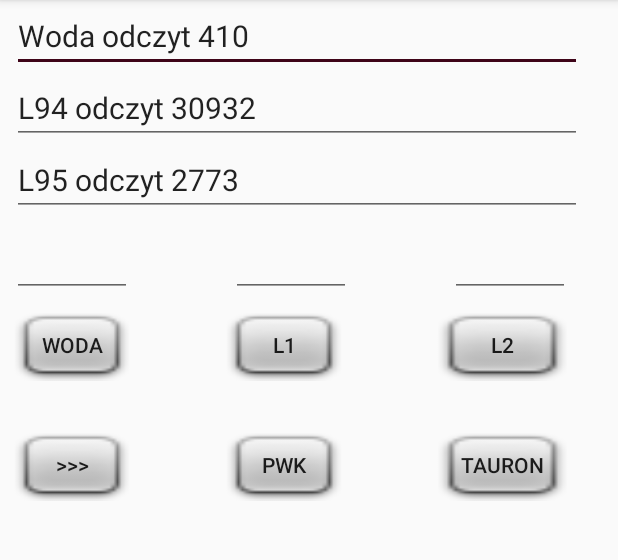
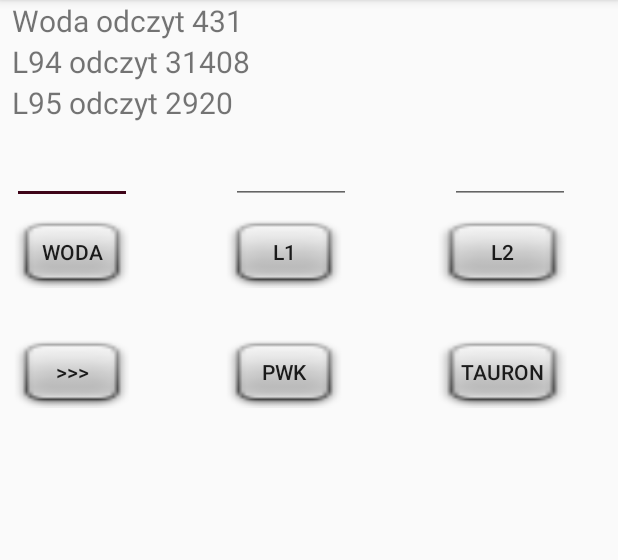
Before and after one commit to zszurman/licznikizs, an Android app: the screen it shows after launch (MainActivity), on a phone screen of 412 x 824 dp, the part 84-644 px from its top. Run offline under Robolectric (Android 15) with nearby library versions, the phone set to English and light mode, and no system bars.

Commit message:
marzec 2019

```diff
--- a/app/src/main/AndroidManifest.xml
+++ b/app/src/main/AndroidManifest.xml
@@ -11,7 +11,8 @@
         android:supportsRtl="true"
         android:theme="@style/AppTheme"
         tools:ignore="GoogleAppIndexingWarning">
-        <activity android:name=".MainActivity">
+        <activity android:name=".MainActivity"
+            android:configChanges="keyboardHidden|orientation|screenSize">
             <intent-filter>
                 <action android:name="android.intent.action.MAIN" />
                 <category android:name="android.intent.category.LAUNCHER" />
--- a/app/src/main/java/com/apress/gerber/liczniki/MainActivity.java
+++ b/app/src/main/java/com/apress/gerber/liczniki/MainActivity.java
@@ -12,19 +12,19 @@ public class MainActivity extends AppCompatActivity {
 
 
     private int stanLW = 1;
-    private int bazaLW = 410;
+    private int bazaLW = 431;
     private double abW = (10.04 + 3.23)*1.08; // woda opłaty stałe
-    private int doW = 8;
+    private int doW = 5;
 
     private int stanL94 = 1;
-    private int bazaL94 = 30932;
-    private double ab94 = (4.34 + 6.50 + 0.38 + 6.49 + 6) * 1.23; // L94 opłaty stałe
+    private int bazaL94 = 31408;
+    private double ab94 = (6.49 + 6 + 4.34 + 0.33 + 0.38) * 1.23; // L94 opłaty stałe
     private int do94 = 5;
     private String n94 = "L94";
 
     private int stanL95 = 1;
-    private int bazaL95 = 2773;
-    private double ab95 = (7 + 6.50 + 0.38 + 6.49 + 6) * 1.23; // L95 opłaty stałe
+    private int bazaL95 = 2920;
+    private double ab95 = (6.49 + 6 + 7 + 0.33 + 0.38) * 1.23; // L95 opłaty stałe
     private int do95 = 5;
     private String n95 = "L95";
     // ceny jednostkowe podać w abstract class Suma
--- a/app/src/main/res/layout/activity_main.xml
+++ b/app/src/main/res/layout/activity_main.xml
@@ -6,7 +6,7 @@
     android:layout_height="match_parent"
     tools:context=".MainActivity">
 
-    <EditText
+    <TextView
         android:id="@+id/editText3"
         android:layout_width="0dp"
         android:layout_height="wrap_content"
@@ -19,7 +19,7 @@
         app:layout_constraintStart_toStartOf="parent"
         app:layout_constraintTop_toTopOf="parent" />
 
-    <EditText
+    <TextView
         android:id="@+id/editText4"
         android:layout_width="0dp"
         android:layout_height="wrap_content"
@@ -32,7 +32,7 @@
         app:layout_constraintStart_toStartOf="parent"
         app:layout_constraintTop_toBottomOf="@+id/editText3" />
 
-    <EditText
+    <TextView
         android:id="@+id/editText5"
         android:layout_width="0dp"
         android:layout_height="wrap_content"
--- a/build.gradle
+++ b/build.gradle
@@ -7,7 +7,7 @@ buildscript {
         jcenter()
     }
     dependencies {
-        classpath 'com.android.tools.build:gradle:3.2.1'
+        classpath 'com.android.tools.build:gradle:3.3.2'
 
 
         // NOTE: Do not place your application dependencies here; they belong
```
Also changed, not shown: gradle/wrapper/gradle-wrapper.properties.
